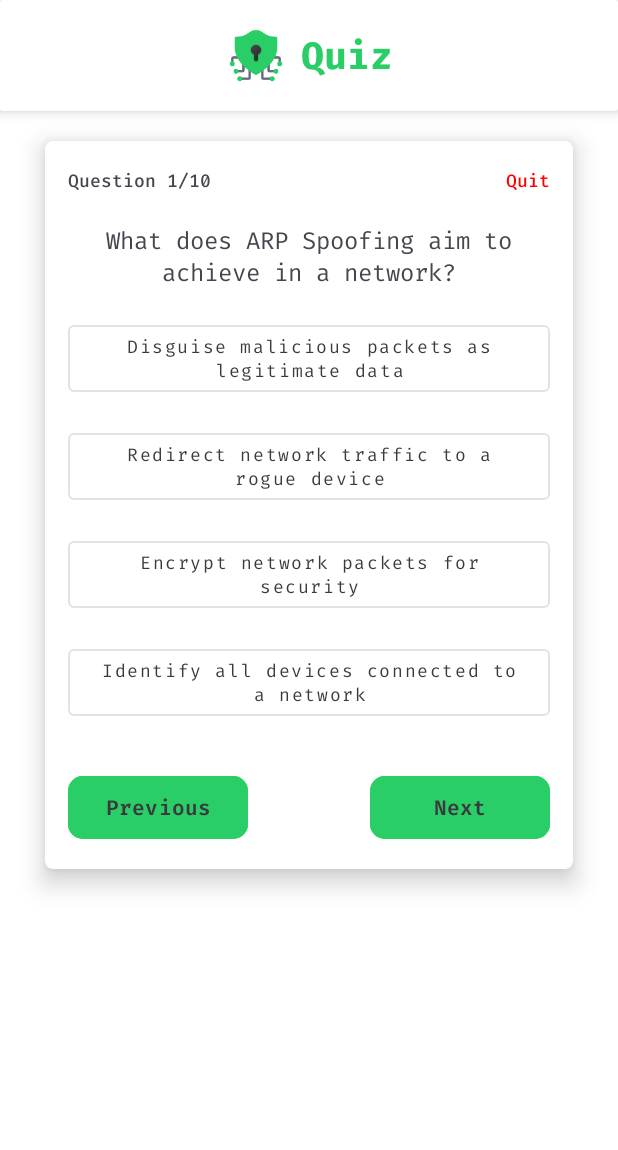
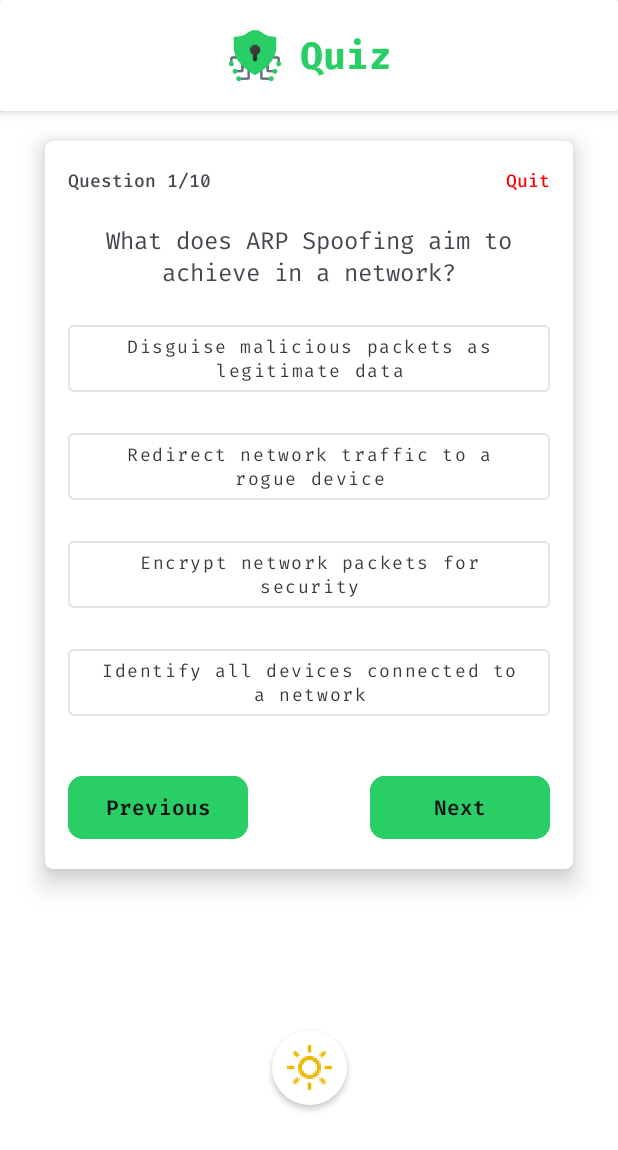
Before and after one commit to RivaldoPardede/UTS_PM5_RivaldoPardede, an Android app: the QuizPage screen opened directly, with no data from a screen before it, on a phone screen of 412 x 824 dp. Shown: the top 1150 px of the screen. Run offline under Robolectric (Android 15) with nearby library versions, the light colour scheme and no system bars; 1 statement that could not run was skipped.

Commit message:
darkmode-quizPage complete

```diff
--- a/app/build.gradle.kts
+++ b/app/build.gradle.kts
@@ -36,7 +36,8 @@ android {
 }
 
 dependencies {
-
+    implementation(libs.androidx.recyclerview)
+    implementation(libs.androidx.cardview)
     implementation(libs.androidx.core.ktx)
     implementation(libs.androidx.appcompat)
     implementation(libs.material)
--- /dev/null
+++ b/app/src/main/java/com/example/netwise/BaseActivity.kt
@@ -0,0 +1,35 @@
+import android.content.res.Configuration
+import android.os.Bundle
+import androidx.appcompat.app.AppCompatActivity
+import androidx.appcompat.app.AppCompatDelegate
+import android.widget.ToggleButton
+
+open class BaseActivity : AppCompatActivity() {
+
+    override fun onCreate(savedInstanceState: Bundle?) {
+        super.onCreate(savedInstanceState)
+        // No setupThemeToggle() here
+    }
+
+    protected fun setupThemeToggle(themeToggle: ToggleButton) {
+        // Set the initial state of the toggle button based on current theme
+        themeToggle.isChecked = isDarkTheme()
+
+        // Set up listener for toggle button
+        themeToggle.setOnCheckedChangeListener { _, isChecked ->
+            if (isChecked) {
+                // Switch to Dark Theme
+                AppCompatDelegate.setDefaultNightMode(AppCompatDelegate.MODE_NIGHT_YES)
+            } else {
+                // Switch to Light Theme
+                AppCompatDelegate.setDefaultNightMode(AppCompatDelegate.MODE_NIGHT_NO)
+            }
+        }
+    }
+
+    // Helper function to check if the dark theme is currently active
+    private fun isDarkTheme(): Boolean {
+        val currentNightMode = resources.configuration.uiMode and Configuration.UI_MODE_NIGHT_MASK
+        return currentNightMode == Configuration.UI_MODE_NIGHT_YES
+    }
+}
--- a/app/src/main/java/com/example/netwise/MainActivity.kt
+++ b/app/src/main/java/com/example/netwise/MainActivity.kt
@@ -1,38 +1,22 @@
 package com.example.netwise
 
+import BaseActivity
 import android.content.res.Configuration
 import android.os.Bundle
 import android.widget.ToggleButton
 import androidx.appcompat.app.AppCompatActivity
 import androidx.appcompat.app.AppCompatDelegate
 
-class MainActivity : AppCompatActivity() {
+class MainActivity : BaseActivity() {
 
     override fun onCreate(savedInstanceState: Bundle?) {
         super.onCreate(savedInstanceState)
-        setContentView(R.layout.activity_main)
+        setContentView(R.layout.activity_quiz_page)
 
         // Get the theme toggle button
         val themeToggle = findViewById<ToggleButton>(R.id.themeToggle)
 
-        // Set the initial state of the toggle button based on current theme
-        themeToggle.isChecked = isDarkTheme()
-
-        // Set up listener for toggle button
-        themeToggle.setOnCheckedChangeListener { _, isChecked ->
-            if (isChecked) {
-                // Switch to Dark Theme
-                AppCompatDelegate.setDefaultNightMode(AppCompatDelegate.MODE_NIGHT_YES)
-            } else {
-                // Switch to Light Theme
-                AppCompatDelegate.setDefaultNightMode(AppCompatDelegate.MODE_NIGHT_NO)
-            }
-        }
-    }
-
-    // Helper function to check if the dark theme is currently active
-    private fun isDarkTheme(): Boolean {
-        val currentNightMode = resources.configuration.uiMode and Configuration.UI_MODE_NIGHT_MASK
-        return currentNightMode == Configuration.UI_MODE_NIGHT_YES
+        // Call the setupThemeToggle with the toggle button reference
+        setupThemeToggle(themeToggle)
     }
 }
--- a/app/src/main/res/layout/activity_main.xml
+++ b/app/src/main/res/layout/activity_main.xml
@@ -55,8 +55,7 @@
         app:boxCornerRadiusTopStart="10dp"
         app:boxStrokeWidth="2dp"
         android:elevation="6dp"
-        android:translationZ="4dp"
-        android:theme="@style/Theme.NetWise.TextInput">
+        android:translationZ="4dp">
 
         <com.google.android.material.textfield.TextInputEditText
             android:id="@+id/editUsername"
@@ -101,6 +100,7 @@
         app:boxStrokeColor="#131418"
         app:layout_constraintTop_toBottomOf="@id/startBtn"
         app:layout_constraintStart_toStartOf="parent"
-        app:layout_constraintEnd_toEndOf="parent"/>
+        app:layout_constraintEnd_toEndOf="parent"
+        app:layout_constraintBottom_toBottomOf="parent"/>
 
 </androidx.constraintlayout.widget.ConstraintLayout>
--- a/app/src/main/res/layout/activity_quiz_page.xml
+++ b/app/src/main/res/layout/activity_quiz_page.xml
@@ -1,33 +1,29 @@
 <?xml version="1.0" encoding="utf-8"?>
-<RelativeLayout
+<androidx.constraintlayout.widget.ConstraintLayout
     xmlns:android="http://schemas.android.com/apk/res/android"
     xmlns:app="http://schemas.android.com/apk/res-auto"
     xmlns:tools="http://schemas.android.com/tools"
-    android:id="@+id/main"
     android:layout_width="match_parent"
     android:layout_height="match_parent"
     tools:context=".QuizPage">
 
     <androidx.cardview.widget.CardView
         android:id="@+id/header_card"
-        android:layout_width="match_parent"
+        android:layout_width="0dp"
         android:layout_height="wrap_content"
-        app:cardElevation="5dp">
-
-        <androidx.constraintlayout.widget.ConstraintLayout
-            android:layout_width="match_parent"
-            android:layout_height="wrap_content"
-            android:padding="15dp">
+        app:cardBackgroundColor="@color/bg"
+        app:cardElevation="5dp"
+        app:layout_constraintTop_toTopOf="parent"
+        app:layout_constraintStart_toStartOf="parent"
+        app:layout_constraintEnd_toEndOf="parent">
 
         <LinearLayout
-                android:layout_width="wrap_content"
+            android:id="@+id/header"
+            android:layout_width="match_parent"
             android:layout_height="wrap_content"
             android:orientation="horizontal"
             android:gravity="center"
-                app:layout_constraintTop_toTopOf="parent"
-                app:layout_constraintBottom_toBottomOf="parent"
-                app:layout_constraintStart_toStartOf="parent"
-                app:layout_constraintEnd_toEndOf="parent">
+            android:padding="15dp">
 
             <ImageView
                 android:id="@+id/app_icon"
@@ -44,16 +40,17 @@
                 android:fontFamily="@font/firacode_bold"
                 android:textColor="@color/green"
                 android:textSize="25sp" />
-
         </LinearLayout>
-        </androidx.constraintlayout.widget.ConstraintLayout>
-
     </androidx.cardview.widget.CardView>
 
     <androidx.cardview.widget.CardView
-        android:layout_width="wrap_content"
+        android:id="@+id/question_card"
+        android:layout_width="0dp"
         android:layout_height="wrap_content"
-        android:layout_below="@+id/header_card"
+        app:layout_constraintTop_toBottomOf="@id/header_card"
+        app:layout_constraintStart_toStartOf="parent"
+        app:layout_constraintEnd_toEndOf="parent"
+        style="@style/Theme.NetWise.Card"
         android:layout_marginTop="20dp"
         android:layout_marginHorizontal="30dp"
         android:layout_centerHorizontal="true"
@@ -92,19 +89,21 @@
 
             <TextView
                 android:id="@+id/question_text"
-                android:layout_width="match_parent"
+                android:layout_width="0dp"
                 android:layout_height="wrap_content"
                 android:layout_marginTop="16dp"
                 android:text="What does ARP Spoofing aim to achieve in a network?"
                 android:textAlignment="center"
                 android:textSize="16sp"
                 android:fontFamily="@font/firacode_regular"
-                app:layout_constraintTop_toBottomOf="@id/question_num"/>
+                app:layout_constraintTop_toBottomOf="@id/question_num"
+                app:layout_constraintStart_toStartOf="parent"
+                app:layout_constraintEnd_toEndOf="parent"/>
 
             <com.google.android.material.button.MaterialButton
                 android:id="@+id/option_1"
                 android:textAllCaps="false"
-                android:layout_width="match_parent"
+                android:layout_width="0dp"
                 android:layout_height="wrap_content"
                 android:text="Disguise malicious packets as legitimate data"
                 android:fontFamily="@font/firacode_regular"
@@ -114,27 +113,27 @@
                 app:layout_constraintStart_toStartOf="parent"
                 app:layout_constraintEnd_toEndOf="parent"
                 android:layout_marginTop="15dp"
-                style="@style/Widget.MaterialComponents.Button.OutlinedButton" />
+                style="@style/Theme.NetWise.RadioBtn" />
 
             <com.google.android.material.button.MaterialButton
                 android:id="@+id/option_2"
                 android:textAllCaps="false"
-                android:layout_width="match_parent"
+                android:layout_width="0dp"
                 android:layout_height="wrap_content"
                 android:text="Redirect network traffic to a rogue device"
                 android:fontFamily="@font/firacode_regular"
+                android:textColor="@color/font"
                 android:textSize="12sp"
-                android:textColor="@color/font"
                 app:layout_constraintTop_toBottomOf="@id/option_1"
                 app:layout_constraintStart_toStartOf="parent"
                 app:layout_constraintEnd_toEndOf="parent"
                 android:layout_marginTop="15dp"
-                style="@style/Widget.MaterialComponents.Button.OutlinedButton" />
+                style="@style/Theme.NetWise.RadioBtn" />
 
             <com.google.android.material.button.MaterialButton
+                android:id="@+id/option_3"
                 android:textAllCaps="false"
-                android:id="@+id/option_3"
-                android:layout_width="match_parent"
+                android:layout_width="0dp"
                 android:layout_height="wrap_content"
                 android:text="Encrypt network packets for security"
                 android:fontFamily="@font/firacode_regular"
@@ -144,12 +143,12 @@
                 app:layout_constraintStart_toStartOf="parent"
                 app:layout_constraintEnd_toEndOf="parent"
                 android:layout_marginTop="15dp"
-                style="@style/Widget.MaterialComponents.Button.OutlinedButton" />
+                style="@style/Theme.NetWise.RadioBtn" />
 
             <com.google.android.material.button.MaterialButton
+                android:id="@+id/option_4"
                 android:textAllCaps="false"
-                android:id="@+id/option_4"
-                android:layout_width="match_parent"
+                android:layout_width="0dp"
                 android:layout_height="wrap_content"
                 android:text="Identify all devices connected to a network"
                 android:fontFamily="@font/firacode_regular"
@@ -159,7 +158,7 @@
                 app:layout_constraintStart_toStartOf="parent"
                 app:layout_constraintEnd_toEndOf="parent"
                 android:layout_marginTop="15dp"
-                style="@style/Widget.MaterialComponents.Button.OutlinedButton" />
+                style="@style/Theme.NetWise.RadioBtn" />
 
             <com.google.android.material.button.MaterialButton
                 android:id="@+id/previous_btn"
@@ -168,7 +167,7 @@
                 android:layout_marginTop="30dp"
                 android:backgroundTint="@color/green"
                 android:text="@string/previous_btn"
-                android:textColor="@color/font"
+                android:textColor="@color/black"
                 android:fontFamily="@font/firacode_semibold"
                 android:textSize="14sp"
                 app:cornerRadius="10dp"
@@ -182,14 +181,29 @@
                 android:layout_marginTop="30dp"
                 android:backgroundTint="@color/green"
                 android:text="@string/next_btn"
-                android:textColor="@color/font"
+                android:textColor="@color/black"
                 android:fontFamily="@font/firacode_semibold"
                 android:textSize="14sp"
                 app:cornerRadius="10dp"
                 app:layout_constraintTop_toBottomOf="@id/option_4"
                 app:layout_constraintEnd_toEndOf="parent"/>
         </androidx.constraintlayout.widget.ConstraintLayout>
-
     </androidx.cardview.widget.CardView>
 
-</RelativeLayout>
+    <ToggleButton
+        android:id="@+id/themeToggle"
+        android:layout_width="50dp"
+        android:layout_height="50dp"
+        android:layout_marginTop="20dp"
+        android:background="@drawable/toggle_button_icon"
+        android:textOff=""
+        android:textOn=""
+        android:checked="false"
+        app:boxStrokeWidth="2dp"
+        app:boxStrokeColor="#131418"
+        app:layout_constraintTop_toBottomOf="@id/question_card"
+        app:layout_constraintStart_toStartOf="parent"
+        app:layout_constraintEnd_toEndOf="parent"
+        app:layout_constraintBottom_toBottomOf="parent"/>
+
+</androidx.constraintlayout.widget.ConstraintLayout>
--- a/app/src/main/res/values-night/colors.xml
+++ b/app/src/main/res/values-night/colors.xml
@@ -5,4 +5,5 @@
     <color name="inputField">#20202A</color>
     <color name="toggleBG">#20202A</color>
     <color name="inputBorder">#DFDFDF</color>
+    <color name="radioBtn_bg">#3A424F</color>
 </resources>
--- a/app/src/main/res/values-night/themes.xml
+++ b/app/src/main/res/values-night/themes.xml
@@ -11,4 +11,13 @@
     <style name="Theme.NetWise.Toggle">
         <item name="background">@drawable/toggle_button_icon</item>
     </style>
+
+    <style name="Theme.NetWise.Card" parent="Widget.MaterialComponents.CardView">
+        <item name="cardBackgroundColor">@color/inputField</item>
+    </style>
+
+    <style name="Theme.NetWise.RadioBtn" parent="Widget.MaterialComponents.Button.OutlinedButton">
+        <item name="backgroundTint">@color/radioBtn_bg</item>
+        <item name="android:textColor">@color/font</item>
+    </style>
 </resources>
--- a/app/src/main/res/values/colors.xml
+++ b/app/src/main/res/values/colors.xml
@@ -6,6 +6,7 @@
     <color name="green">#29CF66</color>
     <color name="red">#FF0000</color>
     <color name="font">#3A3A3E</color>
+    <color name="radioBtn_bg">#FFFFFFFF</color>
     <color name="inputField">#FFFFFFFF</color>
     <color name="inputBorder">#545454</color>
     <color name="toggleBG">#FFFFFFFF</color>
--- a/app/src/main/res/values/themes.xml
+++ b/app/src/main/res/values/themes.xml
@@ -12,4 +12,13 @@
     <style name="Theme.NetWise.Toggle">
         <item name="background">@drawable/toggle_button_icon</item>
     </style>
+
+    <style name="Theme.NetWise.Card" parent="Widget.MaterialComponents.CardView">
+        <item name="cardBackgroundColor">@color/inputField</item>
+    </style>
+
+    <style name="Theme.NetWise.RadioBtn" parent="Widget.MaterialComponents.Button.OutlinedButton">
+        <item name="backgroundTint">@color/radioBtn_bg</item>
+        <item name="android:textColor">@color/font</item>
+    </style>
 </resources>
--- a/gradle/libs.versions.toml
+++ b/gradle/libs.versions.toml
@@ -1,5 +1,6 @@
 [versions]
 agp = "8.6.1"
+cardview = "1.0.0"
 kotlin = "1.9.0"
 coreKtx = "1.13.1"
 junit = "4.13.2"
@@ -9,9 +10,12 @@ appcompat = "1.7.0"
 material = "1.12.0"
 activity = "1.9.2"
 constraintlayout = "2.1.4"
+recyclerview = "1.3.2"
 
 [libraries]
+androidx-cardview = { module = "androidx.cardview:cardview", version.ref = "cardview" }
 androidx-core-ktx = { group = "androidx.core", name = "core-ktx", version.ref = "coreKtx" }
+androidx-recyclerview = { module = "androidx.recyclerview:recyclerview", version.ref = "recyclerview" }
 junit = { group = "junit", name = "junit", version.ref = "junit" }
 androidx-junit = { group = "androidx.test.ext", name = "junit", version.ref = "junitVersion" }
 androidx-espresso-core = { group = "androidx.test.espresso", name = "espresso-core", version.ref = "espressoCore" }
```
Lines whose indentation alone changed are shown as unchanged.
